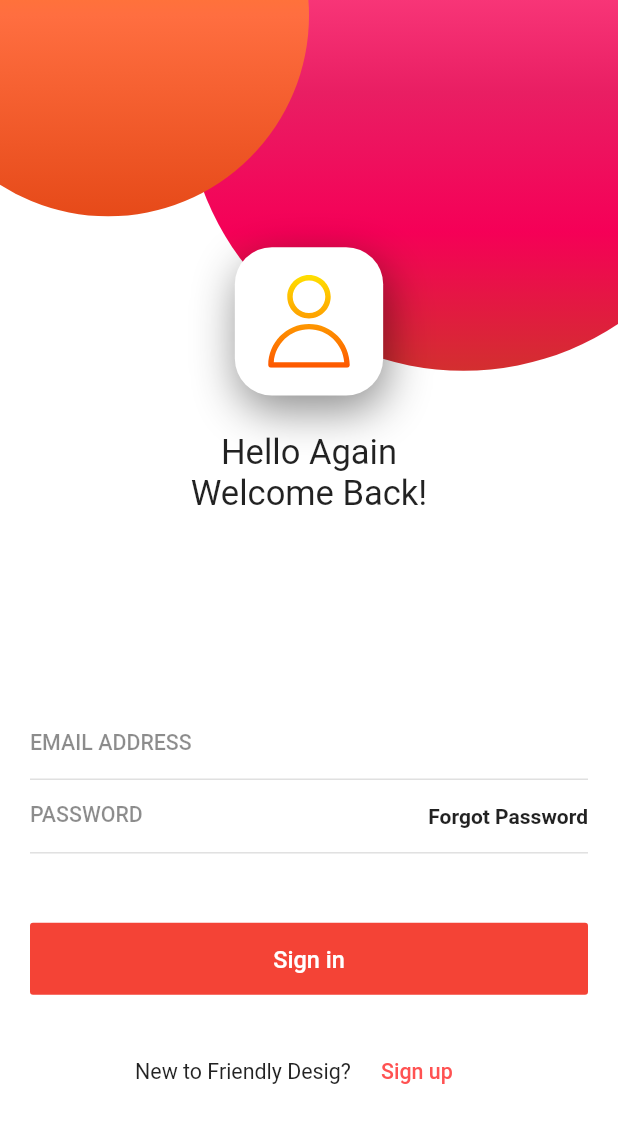
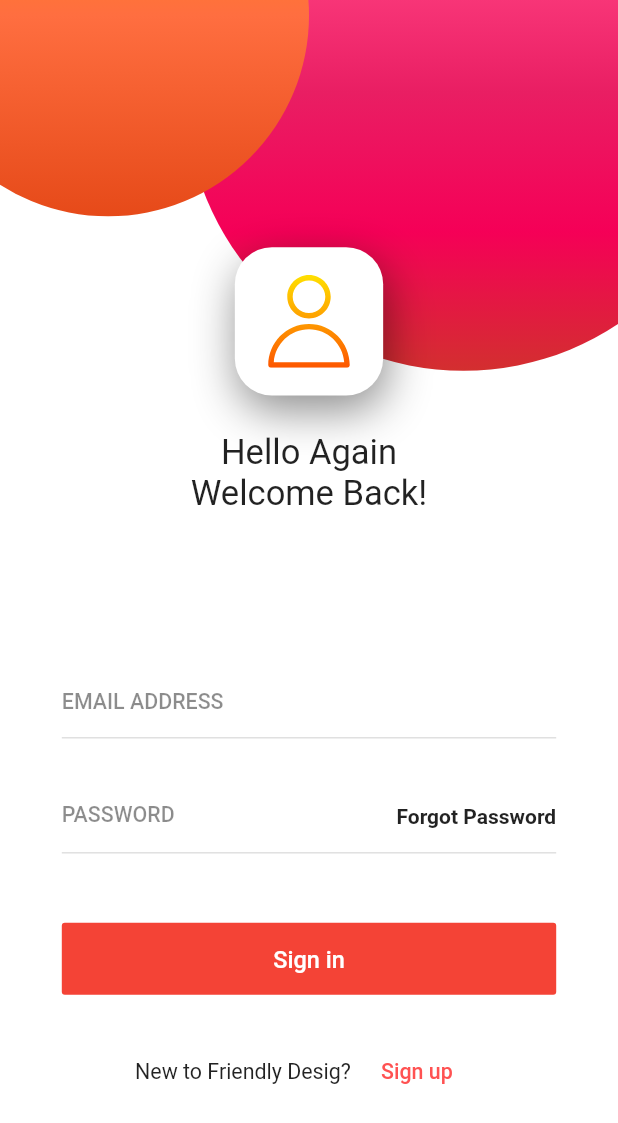
Before and after one commit to carlos-paezf/Curso_Flutter_Avanzado, a Flutter app: the screen it shows after launch, on a phone screen of 412 x 824 dp. Shown: the top 1123 px of the screen. Run offline on Flutter 3.47's test engine with Material 2 defaults, Android fonts, the phone set to English and light mode, and no system bars; our stand-ins replace flutter_svg.

Commit message:
Api Rest, Responsive pensado en Tablets

```diff
--- a/flutter_api_rest/lib/pages/home_page.dart
+++ b/flutter_api_rest/lib/pages/home_page.dart
@@ -50,8 +50,8 @@ class _HomePageState extends State<HomePage> {
                       Colors.red[700]
                     ],
                   ),
-                  right: responsive.wp(-20),
-                  top: responsive.wp(-30),
+                  right: responsive.isTablet ? responsive.wp(-30) : responsive.wp(-20),
+                  top: responsive.isTablet ? responsive.wp(-50) : responsive.wp(-30),
                 ),
 
                 //? Widget Circle de la izquierda superpuesto al anterior
@@ -64,13 +64,13 @@ class _HomePageState extends State<HomePage> {
                       Colors.deepOrange[700]
                     ],
                   ),
-                  left: responsive.wp(-15),
-                  top: responsive.wp(-30),
+                  left: responsive.isTablet ? responsive.wp(-10) : responsive.wp(-15),
+                  top: responsive.isTablet ? responsive.wp(-40) : responsive.wp(-30),
                 ),
 
                 //? Widget para el icono de login
                 Positioned(
-                  top: responsive.wp(40),
+                  top: responsive.isTablet ? responsive.wp(15) : responsive.wp(40),
                   child: Column(
                     children: <Widget>[
                       IconContainer(size: responsive.wp(30)),
--- a/flutter_api_rest/lib/utils/responsive.dart
+++ b/flutter_api_rest/lib/utils/responsive.dart
@@ -2,15 +2,17 @@ import 'package:flutter/cupertino.dart';
 import 'dart:math' as math;
 
 class Responsive {
-  //! Atribuos de las medidas del dispositivo
+  //! Atributos de las medidas del dispositivo
   double _width, _height, _diagonal;
+  bool _isTablet;
 
   //* metodos get para los atributos privados
   double get width => _width;
   double get height => _height;
   double get diagonal => _diagonal;
+  bool get isTablet => _isTablet;
 
-  //TODO Funcion estatica para retornar una instancia de la clase responsive
+  //? Funcion estatica para retornar una instancia de la clase responsive
   static Responsive of(BuildContext context) => Responsive(context);
 
   //! Constructor
@@ -20,6 +22,8 @@ class Responsive {
     this._height = size.height;
     //* c^2 = a^2 + b^2  => c = sqrt(a^2 + b^2)
     this._diagonal = math.sqrt(math.pow(_width, 2) + math.pow(_height, 2));
+    //* Saber si el dispositivo es una tablet o no
+    this._isTablet = size.shortestSide >= 600;
   }
 
   //! Valor del anncho respecto a un porcentaje
--- a/flutter_api_rest/lib/widgets/login_form.dart
+++ b/flutter_api_rest/lib/widgets/login_form.dart
@@ -12,20 +12,25 @@ class LoginForm extends StatefulWidget {
 class _LoginFormState extends State<LoginForm> {
   @override
   Widget build(BuildContext context) {
-
     //! Atributo para aplicar Responsive
     final Responsive responsive = Responsive.of(context);
 
     return Positioned(
       bottom: 30,
-      left: 20,
-      right: 20,
+      child: Container(
+        constraints: BoxConstraints(
+          maxWidth: responsive.isTablet ? responsive.wp(75) : responsive.wp(80),
+          minWidth: responsive.isTablet ? responsive.wp(70) : responsive.wp(75),
+        ),
         child: Column(
           children: <Widget>[
             InputText(
               label: 'Email Address',
               keyboardType: TextInputType.emailAddress,
               fontSize: responsive.dp(1.55),
+            ),
+            SizedBox(
+              height: responsive.isTablet ? responsive.dp(1) : responsive.dp(3),
             ),
             Container(
               //? Borde inferior
@@ -59,7 +64,7 @@ class _LoginFormState extends State<LoginForm> {
             ),
             //? Separador entre el formulario y el boton ingresar
             SizedBox(
-            height: responsive.dp(5),
+              height: responsive.isTablet ? responsive.dp(3) : responsive.dp(5),
             ),
             //? Contenedor del boton ingresar
             SizedBox(
@@ -68,7 +73,8 @@ class _LoginFormState extends State<LoginForm> {
                 padding: EdgeInsets.symmetric(vertical: 15),
                 child: Text(
                   'Sign in',
-                style: TextStyle(color: Colors.white, fontSize: responsive.dp(1.7)),
+                  style: TextStyle(
+                      color: Colors.white, fontSize: responsive.dp(1.7)),
                 ),
                 onPressed: () {},
                 color: Colors.red,
@@ -76,17 +82,22 @@ class _LoginFormState extends State<LoginForm> {
             ),
             //? Separador entre el boton y acciones adicionales
             SizedBox(
-            height: responsive.dp(3),
+              height:
+                  responsive.isTablet ? responsive.dp(1.5) : responsive.dp(3),
             ),
             //? Acciones adicionales
             Row(
               mainAxisAlignment: MainAxisAlignment.center,
               children: <Widget>[
-              Text('New to Friendly Desig?', style: TextStyle(fontSize: responsive.dp(1.55)),),
+                Text(
+                  'New to Friendly Desig?',
+                  style: TextStyle(fontSize: responsive.dp(1.55)),
+                ),
                 FlatButton(
                   child: Text(
                     'Sign up',
-                  style: TextStyle(color: Colors.redAccent, fontSize: responsive.dp(1.55)),
+                    style: TextStyle(
+                        color: Colors.redAccent, fontSize: responsive.dp(1.55)),
                   ),
                   onPressed: () {},
                 )
@@ -94,9 +105,10 @@ class _LoginFormState extends State<LoginForm> {
             ),
             //? Separacion entre acciones addicionales y borde inferior
             SizedBox(
-            height: responsive.dp(6),
+              height: responsive.isTablet ? responsive.dp(4) : responsive.dp(6),
             ),
           ],
+        ),
       ),
     );
   }
```
Lines whose indentation alone changed are shown as unchanged.
